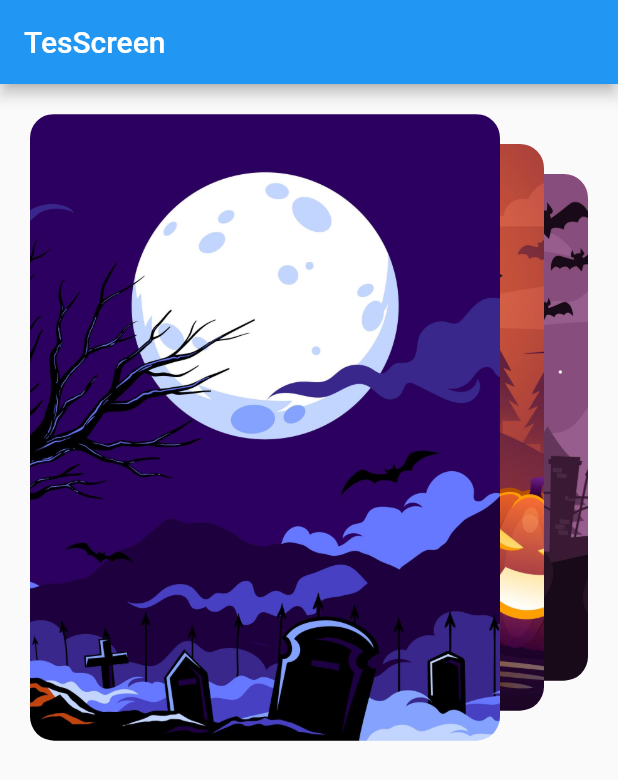
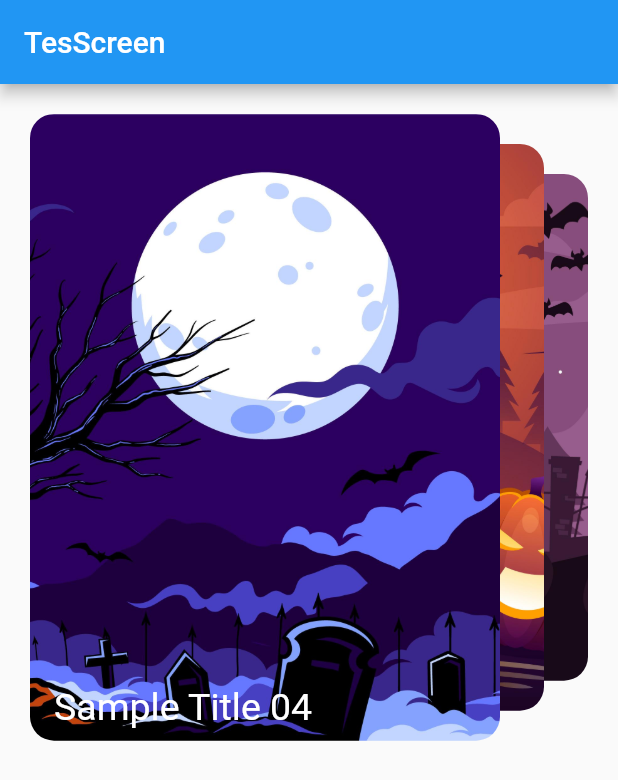
Before and after one commit to fajarainul/image_swipe, a Flutter app: the screen it shows after launch, on a phone screen of 412 x 824 dp. Shown: the top 780 px of the screen. Run offline on Flutter 3.47's test engine with Material 2 defaults, Android fonts, the phone set to English and light mode, and no system bars.

Commit message:
implement title to example

```diff
--- a/example/lib/sample_screen.dart
+++ b/example/lib/sample_screen.dart
@@ -21,6 +21,12 @@ class _SampleScreenState extends State<SampleScreen> {
           'assets/sample_03.jpg',
           'assets/sample_04.jpg',
         ],
+        titles: [
+          'Sample Title 01',
+          'Sample Title 02',
+          'Sample Title 03',
+          'Sample Title 04'
+        ],
         reverseImages: false,
       ),
     );
```
